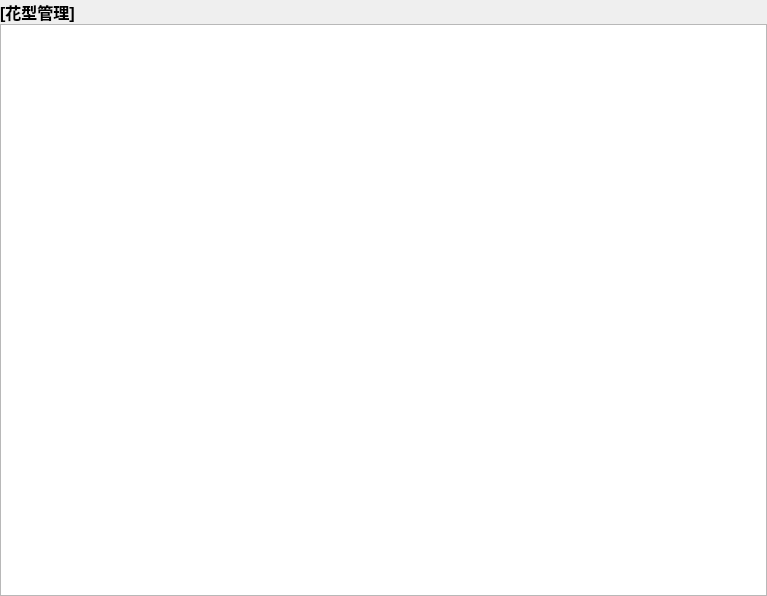
Qt form frm/Frm_patternManage.ui (lvxiaowei/linux_lcCode) before a commit.
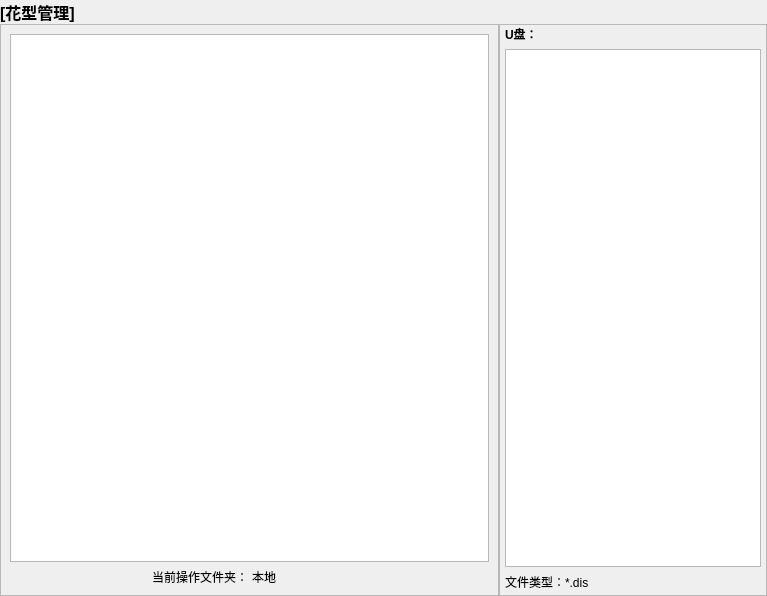
The same form after that commit. The open tabs and pages were chosen to show the change.

```diff
--- a/frm/Frm_patternManage.ui
+++ b/frm/Frm_patternManage.ui
@@ -69,16 +69,121 @@
         <number>0</number>
        </property>
        <item row="0" column="0">
-        <widget class="QTableWidget" name="m_tabPatManage">
-         <attribute name="horizontalHeaderStretchLastSection">
-          <bool>true</bool>
-         </attribute>
-         <attribute name="verticalHeaderVisible">
-          <bool>false</bool>
-         </attribute>
-         <attribute name="verticalHeaderStretchLastSection">
-          <bool>false</bool>
-         </attribute>
+        <widget class="QFrame" name="frame_3">
+         <property name="frameShape">
+          <enum>QFrame::StyledPanel</enum>
+         </property>
+         <property name="frameShadow">
+          <enum>QFrame::Raised</enum>
+         </property>
+         <layout class="QGridLayout" name="gridLayout_10" rowstretch="0,0">
+          <item row="0" column="0">
+           <widget class="QTableWidget" name="m_tabPatManage">
+            <property name="styleSheet">
+             <string notr="true">QTableWidget:focus     
+{            
+    background:rgb(222, 89, 89);   
+}</string>
+            </property>
+            <attribute name="horizontalHeaderStretchLastSection">
+             <bool>true</bool>
+            </attribute>
+            <attribute name="verticalHeaderVisible">
+             <bool>false</bool>
+            </attribute>
+           </widget>
+          </item>
+          <item row="1" column="0">
+           <layout class="QHBoxLayout" name="horizontalLayout_2">
+            <property name="spacing">
+             <number>4</number>
+            </property>
+            <item>
+             <widget class="QLabel" name="label_15">
+              <property name="text">
+               <string>当前操作文件夹：</string>
+              </property>
+              <property name="alignment">
+               <set>Qt::AlignRight|Qt::AlignTrailing|Qt::AlignVCenter</set>
+              </property>
+             </widget>
+            </item>
+            <item>
+             <widget class="QLabel" name="m_labCurentOperForder">
+              <property name="text">
+               <string>本地</string>
+              </property>
+             </widget>
+            </item>
+           </layout>
+          </item>
+         </layout>
+        </widget>
+       </item>
+       <item row="0" column="1">
+        <widget class="QFrame" name="m_frmUsb">
+         <property name="frameShape">
+          <enum>QFrame::StyledPanel</enum>
+         </property>
+         <property name="frameShadow">
+          <enum>QFrame::Raised</enum>
+         </property>
+         <layout class="QGridLayout" name="gridLayout_11">
+          <property name="leftMargin">
+           <number>5</number>
+          </property>
+          <property name="topMargin">
+           <number>0</number>
+          </property>
+          <property name="rightMargin">
+           <number>5</number>
+          </property>
+          <property name="bottomMargin">
+           <number>4</number>
+          </property>
+          <item row="0" column="0" colspan="2">
+           <widget class="QLabel" name="label_12">
+            <property name="font">
+             <font>
+              <weight>75</weight>
+              <bold>true</bold>
+             </font>
+            </property>
+            <property name="text">
+             <string>U盘：</string>
+            </property>
+           </widget>
+          </item>
+          <item row="1" column="0" colspan="2">
+           <widget class="QTreeView" name="m_treeFile">
+            <property name="styleSheet">
+             <string notr="true">QTreeView:focus     
+{            
+background:rgb(222, 89, 89);   
+}</string>
+            </property>
+            <property name="headerHidden">
+             <bool>true</bool>
+            </property>
+            <attribute name="headerVisible">
+             <bool>false</bool>
+            </attribute>
+           </widget>
+          </item>
+          <item row="2" column="0">
+           <widget class="QLabel" name="label_13">
+            <property name="font">
+             <font>
+              <weight>50</weight>
+              <bold>false</bold>
+             </font>
+            </property>
+            <property name="text">
+             <string>文件类型：*.dis</string>
+            </property>
+           </widget>
+          </item>
+         </layout>
         </widget>
        </item>
       </layout>
```
Left out of the diff: 2 changed lines with no effect on the pictures.
